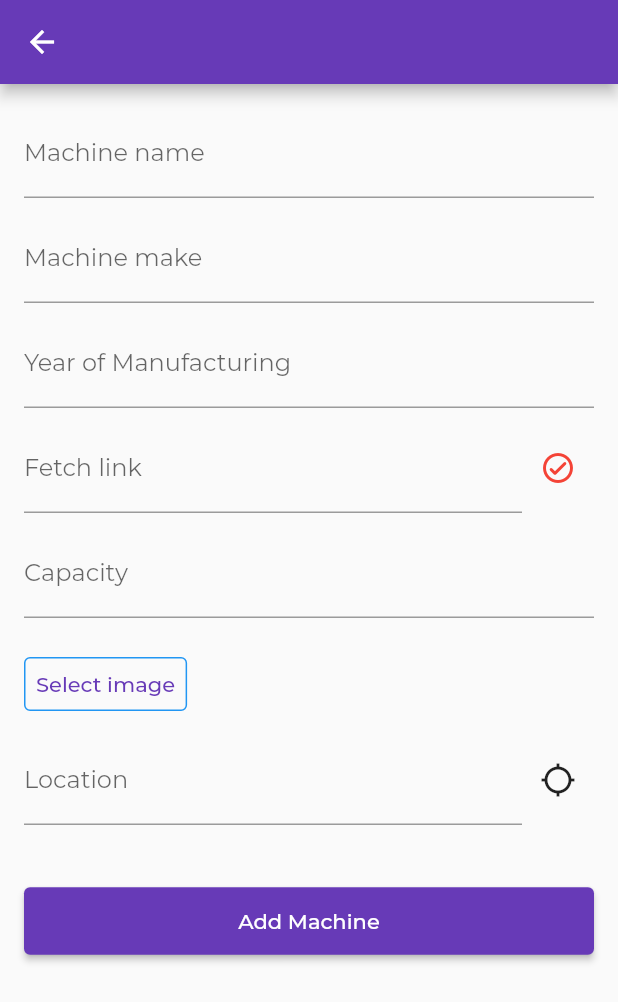
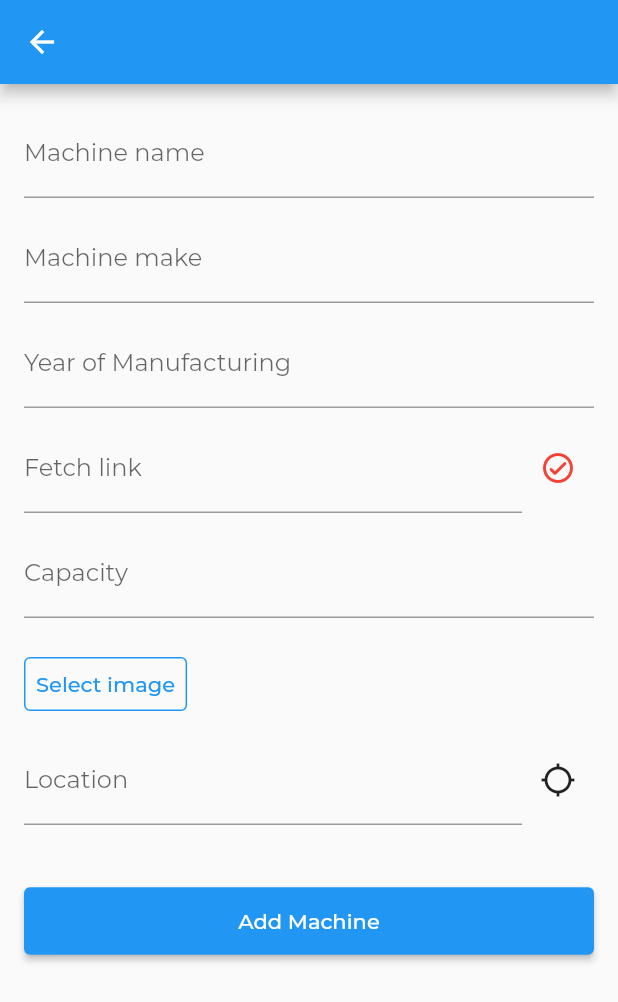
Before and after one commit to roshinkm1717/machtrac, a Flutter app: the screen it shows once a user with an empty profile is signed in, after a tap on the "add" icon, on a phone screen of 412 x 824 dp. Shown: the top 1002 px of the screen. Run offline on Flutter 3.47's test engine with Material 2 defaults, Android fonts, the phone set to English and light mode, and no system bars; our stand-ins replace cloud_firestore, double_back_to_close, file_picker, firebase_auth, firebase_core, firebase_storage and 4 more; accounts and stored records are empty; project files that could hold a hidden picture were left out.

Commit message:
final commit

```diff
--- a/lib/UI/screens/home_screen.dart
+++ b/lib/UI/screens/home_screen.dart
@@ -22,8 +22,14 @@ class _HomeScreenState extends State<HomeScreen> {
     super.initState();
     setState(() {});
     checkReportsData();
-    Timer.periodic(Duration(seconds: 3), (timer) {
+    _timer();
+  }
+
+  void _timer() {
+    print("Fetch data");
+    Future.delayed(Duration(seconds: 3)).then((_) {
       setState(() {});
+      _timer();
     });
   }
 
--- a/lib/main.dart
+++ b/lib/main.dart
@@ -15,7 +15,7 @@ class MyApp extends StatelessWidget {
       title: 'Machtrac',
       theme: ThemeData(
         fontFamily: 'Montserrat',
-        primarySwatch: Colors.deepPurple,
+        primarySwatch: Colors.blue,
         visualDensity: VisualDensity.adaptivePlatformDensity,
       ),
       home: WelcomeScreen(),
--- a/pubspec.yaml
+++ b/pubspec.yaml
@@ -22,7 +22,7 @@ dependencies:
   http:
   geocoding:
   geolocator:
-  url_launcher:
+  url_launcher: ^6.0.2
 dev_dependencies:
   flutter_test:
     sdk: flutter
```
Also changed, not shown: lib/UI/screens/addMachine_screen.dart (+11 -2 lines), lib/UI/screens/machine_info.dart (+4 -3 lines), 7 other files.
